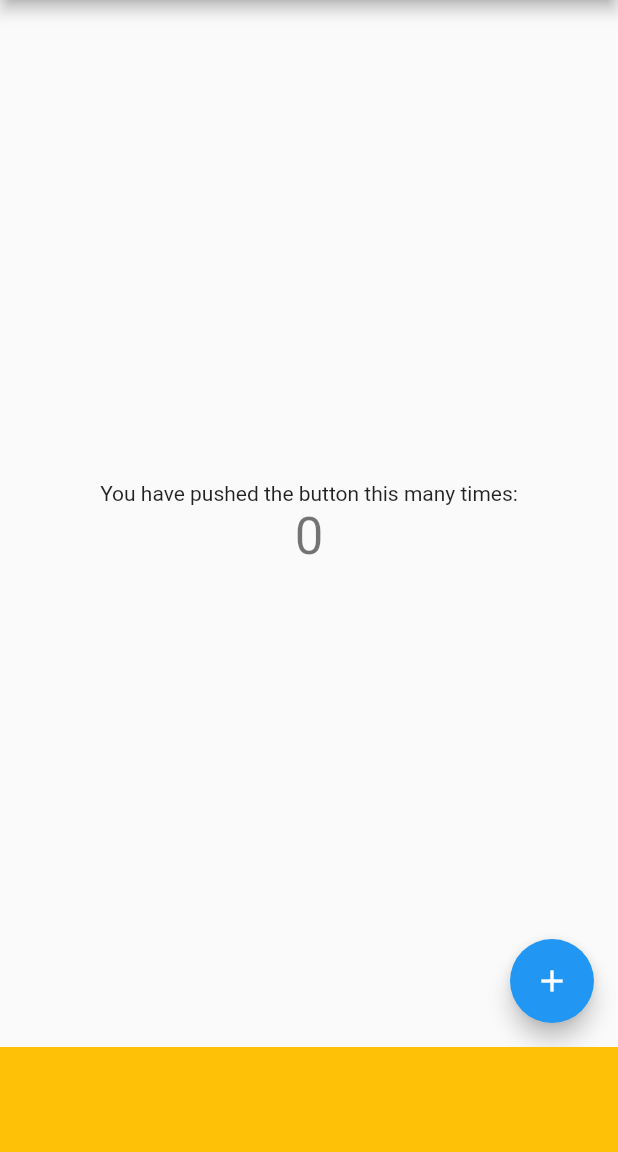
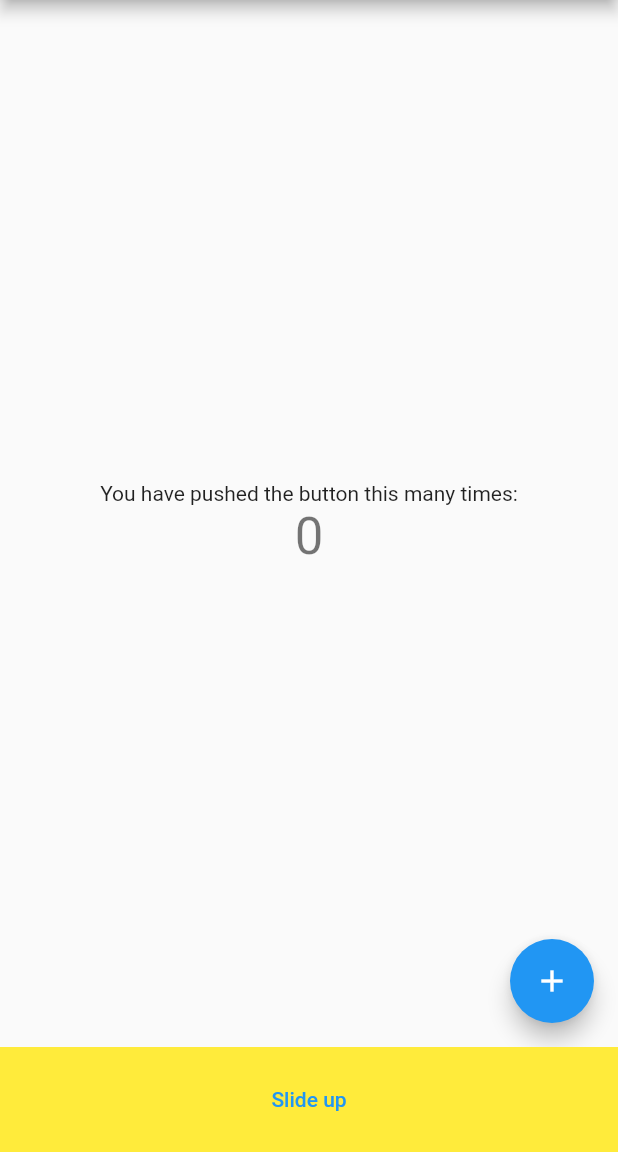
Before and after one commit to superbattery/slide_view, a Flutter app: the screen it shows after launch, on a phone screen of 412 x 824 dp, the part 84-1236 px from its top. Run offline on Flutter 3.47's test engine with Material 2 defaults, Android fonts, the phone set to English and light mode, and no system bars.

Commit message:
添加收缩视图+整理

```diff
--- a/example/lib/main.dart
+++ b/example/lib/main.dart
@@ -70,13 +70,24 @@ class _MyHomePageState extends State<MyHomePage> {
     );
     return SlideView(
       key: slideView,
+      //curve: Curves.fastLinearToSlowEaseIn,
+      //duration: Duration(milliseconds: 2000),
       background: home,
+      // ignore: sort_child_properties_last
       child: Container(
         color: Colors.amber,
         child: const Center(child: Text("Hello")),
       ),
+      collapsedChild: Container(
+        color: Colors.yellow,
+        child: Center(
+          child: TextButton(
+              onPressed: () => slideView.currentState?.change(true),
+              child: const Text("Slide up")),
+        ),
+      ),
       onChange: ((isOpen) {
-        print("changed: $isOpen");
+        print("changed to: $isOpen");
       }),
     );
   }
--- a/lib/slide_view.dart
+++ b/lib/slide_view.dart
@@ -10,6 +10,7 @@ class SlideView extends StatefulWidget {
   const SlideView({
     super.key,
     required this.child,
+    this.collapsedChild,
     this.background,
     this.duration,
     this.curve,
@@ -18,6 +19,7 @@ class SlideView extends StatefulWidget {
   });
 
   final Widget child;
+  final Widget? collapsedChild;
   final Widget? background;
   final Duration? duration;
   final Curve? curve;
@@ -69,6 +71,15 @@ class SlideViewState extends State<SlideView> with TickerProviderStateMixin {
   ///
   void Function(void Function())? _setStateInner;
 
+  /// max offset allowed
+  double _maxOffsetY() => height - widget.collapsedHeight;
+
+  /// 当前偏移量与原点的距离的百分比值,
+  /// range: 0.0-1.0
+  ///
+  /// 可用于同步计算其它动画效果等
+  Offset _offsetPercentage() => Offset(0.0, _offset.dy / _maxOffsetY());
+
   @override
   void initState() {
     super.initState();
@@ -85,16 +96,12 @@ class SlideViewState extends State<SlideView> with TickerProviderStateMixin {
         _setStateInner?.call(() {
           var leftDistance = _wantOffsetZero
               ? _offsetSnapshot.dy
-              : (height - widget.collapsedHeight) - _offsetSnapshot.dy;
+              : _maxOffsetY() - _offsetSnapshot.dy;
           _offset = Offset(
               _offsetSnapshot.dx,
               _offsetSnapshot.dy +
                   (_wantOffsetZero ? -leftDistance : leftDistance) *
                       _curved.value);
-
-          //百分比, 用于同步计算其它效果
-          var percent = 1 - _offset.dy / (height - widget.collapsedHeight);
-          //TODO: 背景透明度
         });
       });
     //height = MediaQuery.of(context).size.height;
@@ -116,20 +123,27 @@ class SlideViewState extends State<SlideView> with TickerProviderStateMixin {
       //每次height值改变即更新
       WidgetsBinding.instance.addPostFrameCallback((timeStamp) {
         //initialize the offset
-        _offset = Offset(
-            0.0, _isCurOffsetZero ? 0.0 : height - widget.collapsedHeight);
+        _offset = Offset(0.0, _isCurOffsetZero ? 0.0 : _maxOffsetY());
         //无论setState是否为空都在它外面进行赋值操作
         //避免setState为空时赋值操作未被执行
         _setStateInner?.call(() {});
       });
-      return Stack(
-        children: [
-          Padding(
-            padding: EdgeInsets.only(bottom: widget.collapsedHeight),
-            child: widget.background,
+
+      var slidePanel = StatefulBuilder(builder: ((context, setState) {
+        _setStateInner = setState;
+        var offsetPercentage = _offsetPercentage();
+        //collapsed view
+        var collapsedView = SizedBox(
+          height: widget.collapsedHeight,
+          child: IgnorePointer(
+            ignoring: offsetPercentage.dy == 0.0,
+            child: Opacity(
+              opacity: offsetPercentage.dy,
+              child: widget.collapsedChild,
             ),
-          StatefulBuilder(builder: ((context, setState) {
-            _setStateInner = setState;
+          ),
+        );
+
         return Transform.translate(
           offset: Offset(0.0, _offset.dy),
           //`Transform.translate`的`child`默认会被expand,
@@ -139,11 +153,25 @@ class SlideViewState extends State<SlideView> with TickerProviderStateMixin {
               onVerticalDragDown: _handleOnVDragDown,
               onVerticalDragUpdate: _handleOnVDragUpdate,
               onVerticalDragEnd: _handleOnVDragEnd,
-                  child: widget.child,
+              child: Stack(children: [
+                widget.child,
+                Align(
+                  alignment: Alignment.topCenter,
+                  child: collapsedView,
+                ),
+              ]),
             ),
           ),
         );
-          })),
+      }));
+
+      return Stack(
+        children: [
+          Padding(
+            padding: EdgeInsets.only(bottom: widget.collapsedHeight),
+            child: widget.background,
+          ),
+          slidePanel,
         ],
       );
     }));
@@ -191,13 +219,7 @@ class SlideViewState extends State<SlideView> with TickerProviderStateMixin {
       //抽屉位置
       _offset = _offsetSnapshot + (details.globalPosition - _dragDownPos!);
       //限定y分量值
-      _offset = Offset(
-          _offset.dx, max(0, min(height - widget.collapsedHeight, _offset.dy)));
-
-      //百分比, 用于同步计算其它效果
-      var percent = 1 - _offset.dy / (height - widget.collapsedHeight);
-
-      //TODO: 背景透明度
+      _offset = Offset(_offset.dx, max(0, min(_maxOffsetY(), _offset.dy)));
     });
   }
 
```
Lines whose indentation alone changed are shown as unchanged.
